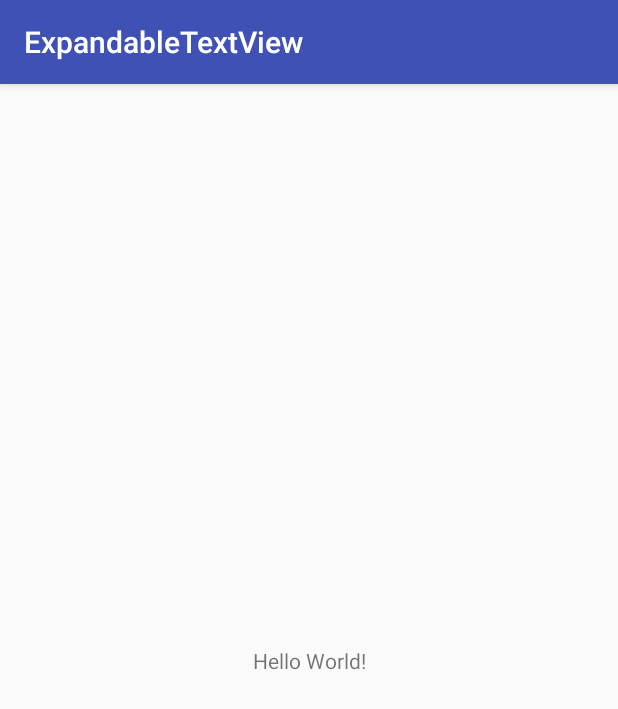
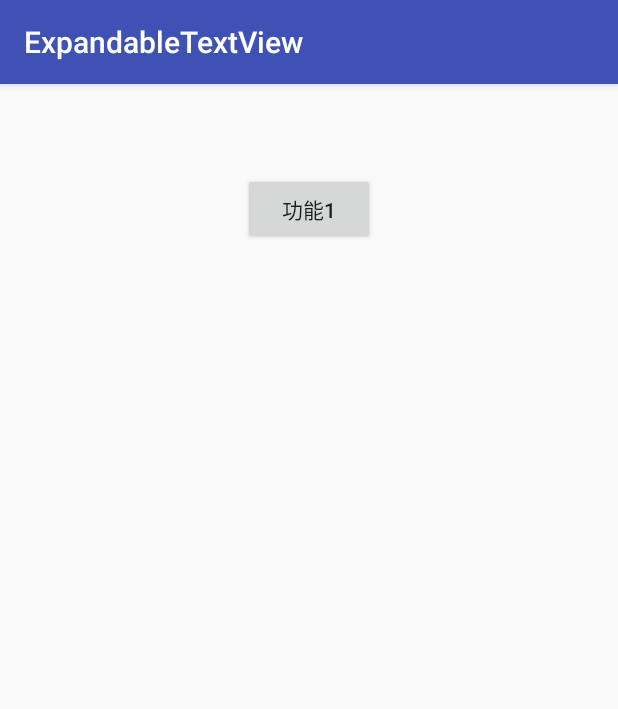
Before and after one commit to tanghaidev/ExpandableTextView, an Android app: the screen it shows after launch (MainActivity), on a phone screen of 412 x 824 dp. Shown: the top 709 px of the screen. Run offline under Robolectric (Android 15) with nearby library versions, the phone set to English and light mode, and no system bars.

```diff
--- a/app/build.gradle
+++ b/app/build.gradle
@@ -31,6 +31,5 @@ dependencies {
         exclude group: 'com.android.support', module: 'support-annotations'
     })
     compile 'com.android.support:appcompat-v7:25.3.1'
-    compile 'com.android.support.constraint:constraint-layout:1.0.0'
     testCompile 'junit:junit:4.12'
 }
--- a/app/src/main/java/com/thd/expandabletextview/MainActivity.java
+++ b/app/src/main/java/com/thd/expandabletextview/MainActivity.java
@@ -1,13 +1,29 @@
 package com.thd.expandabletextview;
 
+import android.os.Bundle;
 import android.support.v7.app.AppCompatActivity;
-import android.os.Bundle;
+import android.view.View;
+import android.widget.Button;
+import android.widget.TextView;
 
 public class MainActivity extends AppCompatActivity {
+
+    private Button button1;
+    private TextView mTv1;
 
     @Override
     protected void onCreate(Bundle savedInstanceState) {
         super.onCreate(savedInstanceState);
         setContentView(R.layout.activity_main);
+        button1 = (Button) findViewById(R.id.bt_fun1);
+        mTv1 = (TextView) findViewById(R.id.tv_des);
+
+        button1.setOnClickListener(new View.OnClickListener() {
+            @Override
+            public void onClick(View v) {
+                mTv1.setText(button1.getText());
+            }
+        });
+
     }
 }
--- a/app/src/main/res/layout/activity_main.xml
+++ b/app/src/main/res/layout/activity_main.xml
@@ -1,5 +1,6 @@
 <?xml version="1.0" encoding="utf-8"?>
-<android.support.constraint.ConstraintLayout xmlns:android="http://schemas.android.com/apk/res/android"
+<LinearLayout xmlns:android="http://schemas.android.com/apk/res/android"
+    android:orientation="vertical"
     xmlns:app="http://schemas.android.com/apk/res-auto"
     xmlns:tools="http://schemas.android.com/tools"
     android:layout_width="match_parent"
@@ -9,10 +10,22 @@
     <TextView
         android:layout_width="wrap_content"
         android:layout_height="wrap_content"
-        android:text="Hello World!"
-        app:layout_constraintBottom_toBottomOf="parent"
-        app:layout_constraintLeft_toLeftOf="parent"
-        app:layout_constraintRight_toRightOf="parent"
-        app:layout_constraintTop_toTopOf="parent" />
+        android:layout_centerHorizontal="true"
+        android:layout_marginTop="20dp"
+        android:layout_marginLeft="20dp"
+        android:layout_marginRight="20dp"
+        android:id="@+id/tv_des"
+        />
 
-</android.support.constraint.ConstraintLayout>
+    <Button
+        android:layout_width="wrap_content"
+        android:layout_height="wrap_content"
+        android:gravity="center"
+        android:layout_marginTop="20dp"
+        android:layout_gravity="center"
+        android:text="功能1"
+        android:id="@+id/bt_fun1"
+        />
+
+
+</LinearLayout>
```
